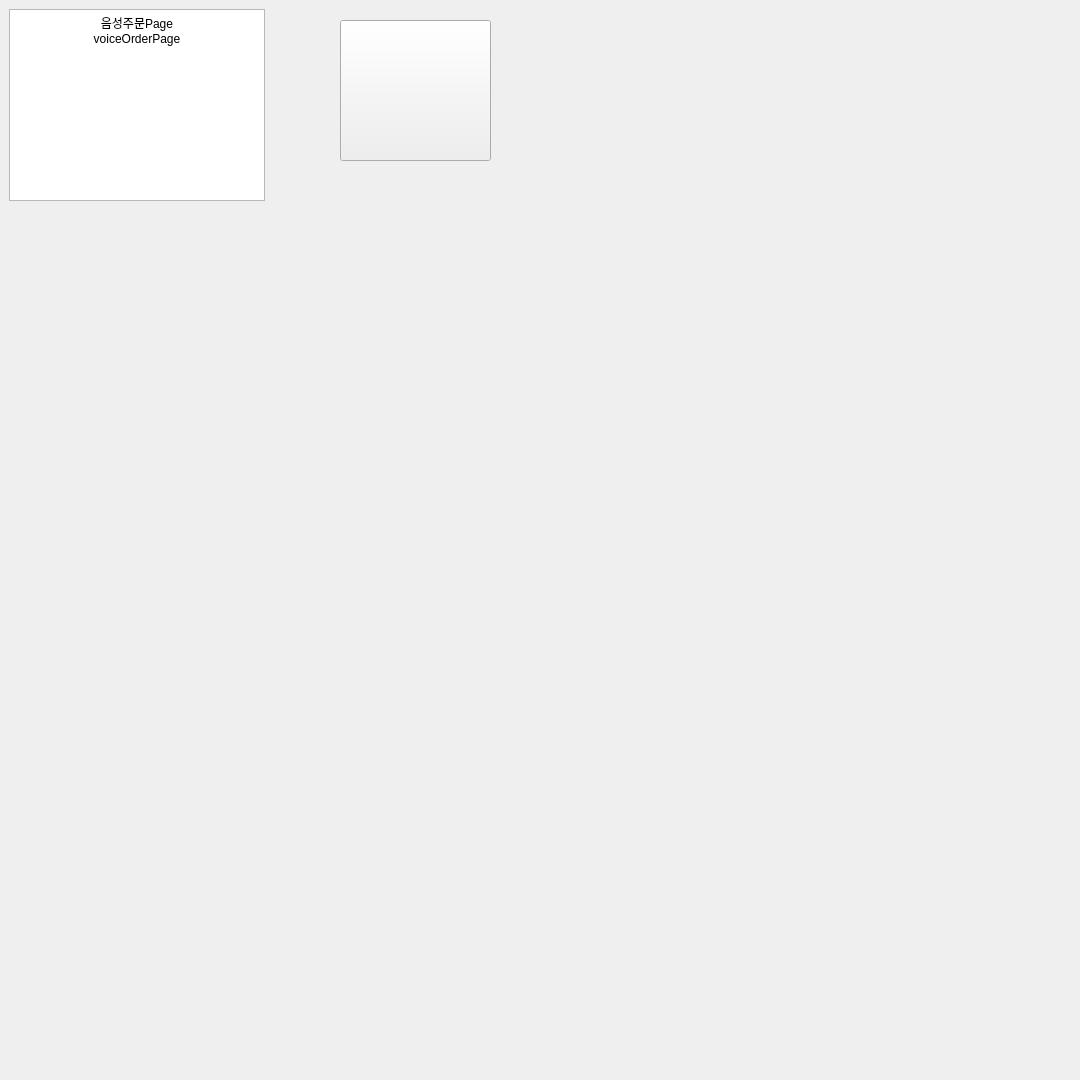
First picture: the form in front/UI/Init.ui, repository LeeHuSeong/Kiosk_AI, before the edit.
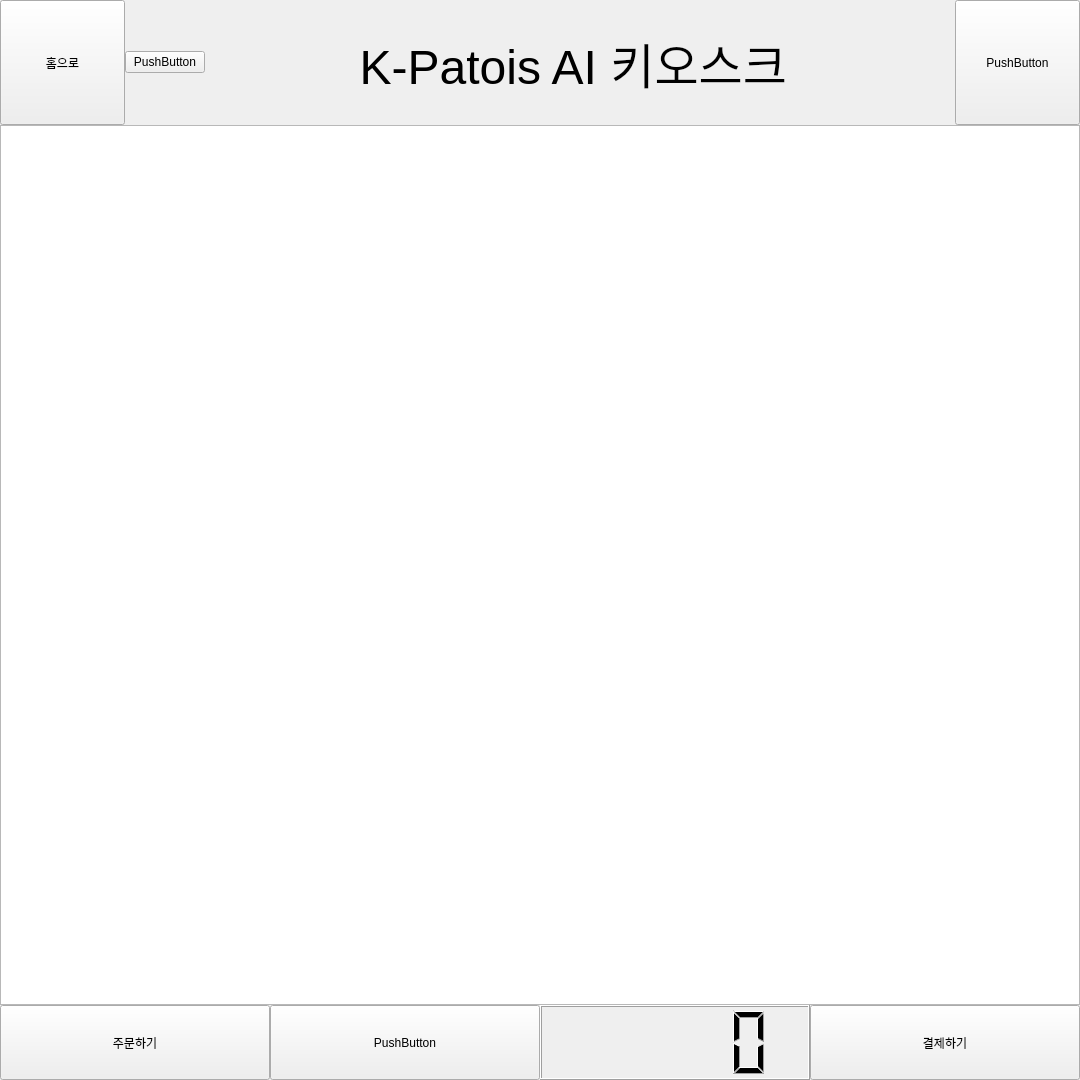
Second picture: the form after the edit. The open tabs and pages were chosen to show the change.

Commit message: aiPage_Work MainPc 241119

Patch:
```diff
--- a/front/UI/Init.ui
+++ b/front/UI/Init.ui
@@ -593,13 +593,6 @@
                 </property>
                </widget>
               </item>
-              <item>
-               <widget class="QPushButton" name="pushButton">
-                <property name="text">
-                 <string>PushButton</string>
-                </property>
-               </widget>
-              </item>
               <item>
                <widget class="QLabel" name="label">
                 <property name="sizePolicy">
@@ -683,37 +676,179 @@
          </layout>
         </widget>
         <widget class="QWidget" name="voiceOrderPage">
-         <widget class="QTextBrowser" name="textBrowser">
-          <property name="geometry">
-           <rect>
-            <x>9</x>
-            <y>9</y>
-            <width>256</width>
-            <height>192</height>
-           </rect>
+         <layout class="QGridLayout" name="gridLayout_2">
+          <property name="leftMargin">
+           <number>0</number>
           </property>
-          <property name="html">
-           <string>&lt;!DOCTYPE HTML PUBLIC &quot;-//W3C//DTD HTML 4.0//EN&quot; &quot;http://www.w3.org/TR/REC-html40/strict.dtd&quot;&gt;
-&lt;html&gt;&lt;head&gt;&lt;meta name=&quot;qrichtext&quot; content=&quot;1&quot; /&gt;&lt;style type=&quot;text/css&quot;&gt;
-p, li { white-space: pre-wrap; }
-&lt;/style&gt;&lt;/head&gt;&lt;body style=&quot; font-family:'Gulim'; font-size:9pt; font-weight:400; font-style:normal;&quot;&gt;
-&lt;p align=&quot;center&quot; style=&quot; margin-top:0px; margin-bottom:0px; margin-left:0px; margin-right:0px; -qt-block-indent:0; text-indent:0px;&quot;&gt;음성주문Page&lt;/p&gt;
-&lt;p align=&quot;center&quot; style=&quot; margin-top:0px; margin-bottom:0px; margin-left:0px; margin-right:0px; -qt-block-indent:0; text-indent:0px;&quot;&gt;voiceOrderPage&lt;/p&gt;&lt;/body&gt;&lt;/html&gt;</string>
+          <property name="topMargin">
+           <number>0</number>
           </property>
-         </widget>
-         <widget class="QPushButton" name="pushButton_2">
-          <property name="geometry">
-           <rect>
-            <x>340</x>
-            <y>20</y>
-            <width>151</width>
-            <height>141</height>
-           </rect>
+          <property name="rightMargin">
+           <number>0</number>
           </property>
-          <property name="text">
-           <string/>
+          <property name="bottomMargin">
+           <number>0</number>
           </property>
-         </widget>
+          <property name="spacing">
+           <number>0</number>
+          </property>
+          <item row="0" column="0">
+           <layout class="QHBoxLayout" name="horizontalLayout_2">
+            <property name="spacing">
+             <number>0</number>
+            </property>
+            <item>
+             <widget class="QPushButton" name="btn_toInitPage_2">
+              <property name="sizePolicy">
+               <sizepolicy hsizetype="Fixed" vsizetype="Fixed">
+                <horstretch>0</horstretch>
+                <verstretch>0</verstretch>
+               </sizepolicy>
+              </property>
+              <property name="minimumSize">
+               <size>
+                <width>125</width>
+                <height>125</height>
+               </size>
+              </property>
+              <property name="text">
+               <string>홈으로</string>
+              </property>
+             </widget>
+            </item>
+            <item>
+             <widget class="QPushButton" name="pushButton_2">
+              <property name="text">
+               <string>PushButton</string>
+              </property>
+             </widget>
+            </item>
+            <item>
+             <widget class="QLabel" name="label_2">
+              <property name="sizePolicy">
+               <sizepolicy hsizetype="Expanding" vsizetype="Fixed">
+                <horstretch>0</horstretch>
+                <verstretch>0</verstretch>
+               </sizepolicy>
+              </property>
+              <property name="minimumSize">
+               <size>
+                <width>0</width>
+                <height>125</height>
+               </size>
+              </property>
+              <property name="font">
+               <font>
+                <pointsize>36</pointsize>
+               </font>
+              </property>
+              <property name="text">
+               <string>K-Patois AI 키오스크 </string>
+              </property>
+              <property name="alignment">
+               <set>Qt::AlignCenter</set>
+              </property>
+             </widget>
+            </item>
+            <item>
+             <widget class="QPushButton" name="pushButton">
+              <property name="sizePolicy">
+               <sizepolicy hsizetype="Fixed" vsizetype="Fixed">
+                <horstretch>0</horstretch>
+                <verstretch>0</verstretch>
+               </sizepolicy>
+              </property>
+              <property name="minimumSize">
+               <size>
+                <width>125</width>
+                <height>125</height>
+               </size>
+              </property>
+              <property name="maximumSize">
+               <size>
+                <width>125</width>
+                <height>125</height>
+               </size>
+              </property>
+              <property name="text">
+               <string>PushButton</string>
+              </property>
+             </widget>
+            </item>
+           </layout>
+          </item>
+          <item row="1" column="0">
+           <layout class="QHBoxLayout" name="horizontalLayout_4">
+            <item>
+             <widget class="QListWidget" name="aiCartListWidget"/>
+            </item>
+           </layout>
+          </item>
+          <item row="2" column="0">
+           <layout class="QHBoxLayout" name="horizontalLayout_3">
+            <item>
+             <widget class="QPushButton" name="btn_addMenu">
+              <property name="minimumSize">
+               <size>
+                <width>0</width>
+                <height>75</height>
+               </size>
+              </property>
+              <property name="maximumSize">
+               <size>
+                <width>16777215</width>
+                <height>75</height>
+               </size>
+              </property>
+              <property name="text">
+               <string>주문하기</string>
+              </property>
+             </widget>
+            </item>
+            <item>
+             <widget class="QPushButton" name="pushButton_3">
+              <property name="minimumSize">
+               <size>
+                <width>0</width>
+                <height>75</height>
+               </size>
+              </property>
+              <property name="maximumSize">
+               <size>
+                <width>16777215</width>
+                <height>75</height>
+               </size>
+              </property>
+              <property name="text">
+               <string>PushButton</string>
+              </property>
+             </widget>
+            </item>
+            <item>
+             <widget class="QLCDNumber" name="lcd_aiPrice"/>
+            </item>
+            <item>
+             <widget class="QPushButton" name="btn_toCheckOrderPage_2">
+              <property name="minimumSize">
+               <size>
+                <width>0</width>
+                <height>75</height>
+               </size>
+              </property>
+              <property name="maximumSize">
+               <size>
+                <width>16777215</width>
+                <height>75</height>
+               </size>
+              </property>
+              <property name="text">
+               <string>결제하기</string>
+              </property>
+             </widget>
+            </item>
+           </layout>
+          </item>
+         </layout>
         </widget>
        </widget>
       </item>
```
Left out of the diff: 128 changed lines with no effect on the pictures. The commit also changes 15 other files.
